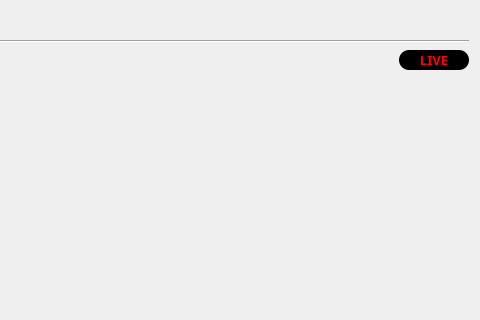
devhotteok/TwitchLink, file resources/ui/download.ui: the form before one commit; both pictures show x 592 to 1072 and y 0 to 320 of the 1072 by 620 pixel window.
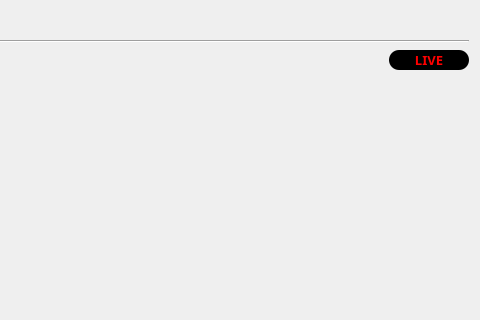
The form after the commit. Icons and pictures are not drawn.

Diff of the .ui file:
```diff
--- a/resources/ui/download.ui
+++ b/resources/ui/download.ui
@@ -96,13 +96,13 @@
         </property>
         <property name="minimumSize">
          <size>
-          <width>70</width>
+          <width>80</width>
           <height>20</height>
          </size>
         </property>
         <property name="font">
          <font>
-          <family>맑은 고딕</family>
+          <family>Arial Rounded MT Bold</family>
           <pointsize>10</pointsize>
           <weight>75</weight>
           <bold>true</bold>
```
